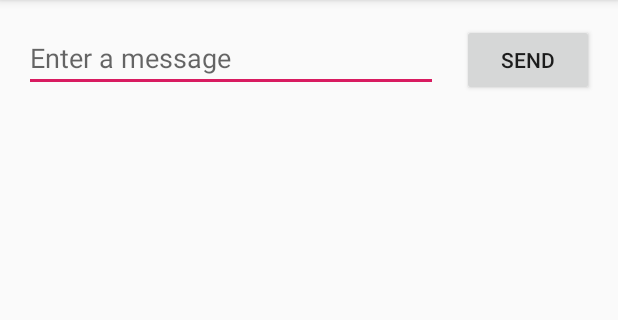
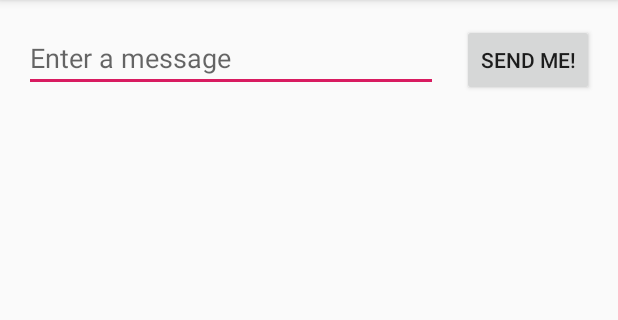
Before and after one commit to ROWLout/PlaygroundApp, an Android app: the screen it shows after launch (MainActivity), on a phone screen of 412 x 824 dp, the part 84-404 px from its top. Run offline under Robolectric (Android 15) with nearby library versions, the phone set to English and light mode, and no system bars.

Commit message:
changed text

```diff
--- a/app/src/main/res/values/strings.xml
+++ b/app/src/main/res/values/strings.xml
@@ -1,5 +1,5 @@
 <resources>
     <string name="app_name">PlaygroundApp</string>
     <string name="edit_message">Enter a message</string>
-    <string name="button_send">Send</string>
+    <string name="button_send">Send me!</string>
 </resources>
```
